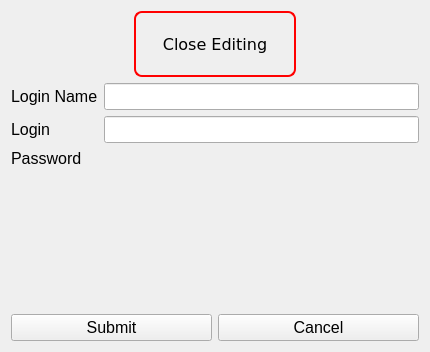
Old version of the form window_ui/edit_section.ui in the repository skaldson/password_manager.
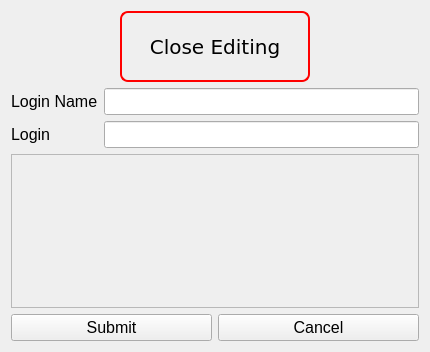
New version of the form. Custom widgets are drawn as their Qt base class.

The edit to the form file:
```diff
--- a/window_ui/edit_section.ui
+++ b/window_ui/edit_section.ui
@@ -54,7 +54,7 @@
   	padding: 20px;
   	text-align: center;
   	text-decoration: none;
-  	font-size: 16px;
+  	font-size: 20px;
   	margin: 0px 0px;
 }</string>
          </property>
@@ -139,20 +139,35 @@
        </property>
       </widget>
      </item>
-     <item row="2" column="0">
-      <widget class="QLabel" name="label_3">
-       <property name="font">
-        <font>
-         <pointsize>12</pointsize>
-        </font>
-       </property>
-       <property name="text">
-        <string>Password</string>
-       </property>
-      </widget>
-     </item>
     </layout>
    </item>
+   <item>
+    <widget class="QScrollArea" name="scroll_tag_area">
+     <property name="widgetResizable">
+      <bool>true</bool>
+     </property>
+     <widget class="QWidget" name="scrollAreaWidgetContents">
+      <property name="geometry">
+       <rect>
+        <x>0</x>
+        <y>0</y>
+        <width>410</width>
+        <height>148</height>
+       </rect>
+      </property>
+      <widget class="EditTagWidget" name="edit_tag_widget" native="true">
+       <property name="geometry">
+        <rect>
+         <x>140</x>
+         <y>30</y>
+         <width>120</width>
+         <height>80</height>
+        </rect>
+       </property>
+      </widget>
+     </widget>
+    </widget>
+   </item>
    <item>
     <layout class="QHBoxLayout" name="horizontalLayout_3">
      <item>
@@ -183,6 +198,14 @@
    </item>
   </layout>
  </widget>
+ <customwidgets>
+  <customwidget>
+   <class>EditTagWidget</class>
+   <extends>QWidget</extends>
+   <header>edit_tag_widget</header>
+   <container>1</container>
+  </customwidget>
+ </customwidgets>
  <resources/>
  <connections/>
 </ui>
```
Left out of the diff: 8 changed lines with no effect on the pictures.
